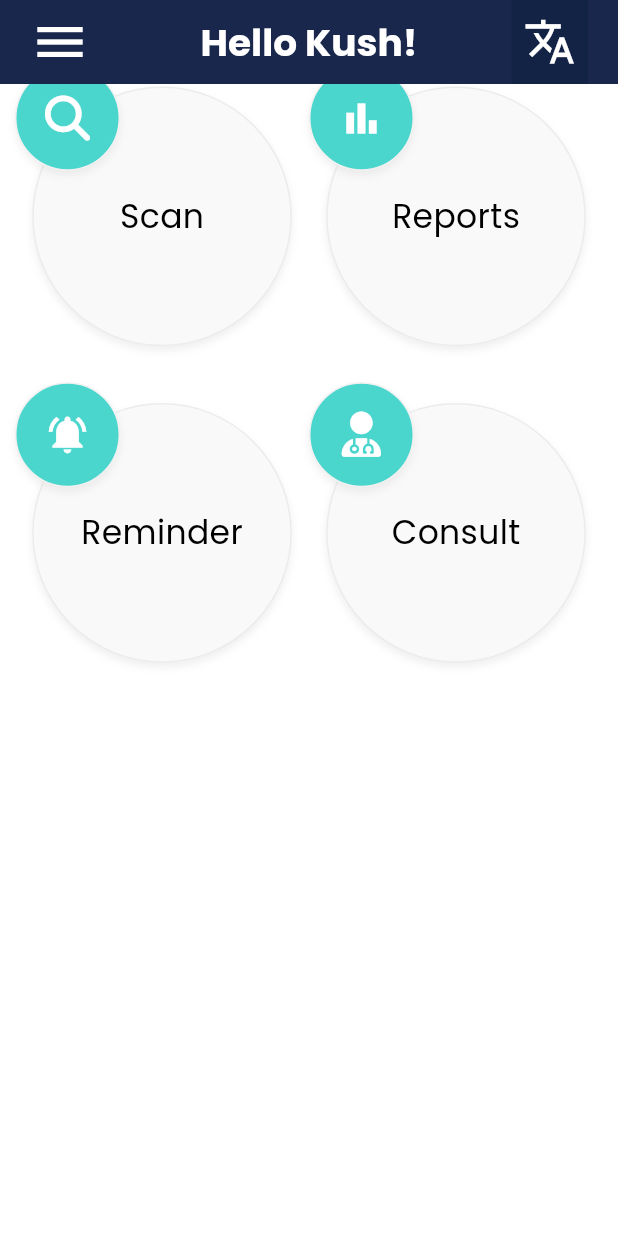
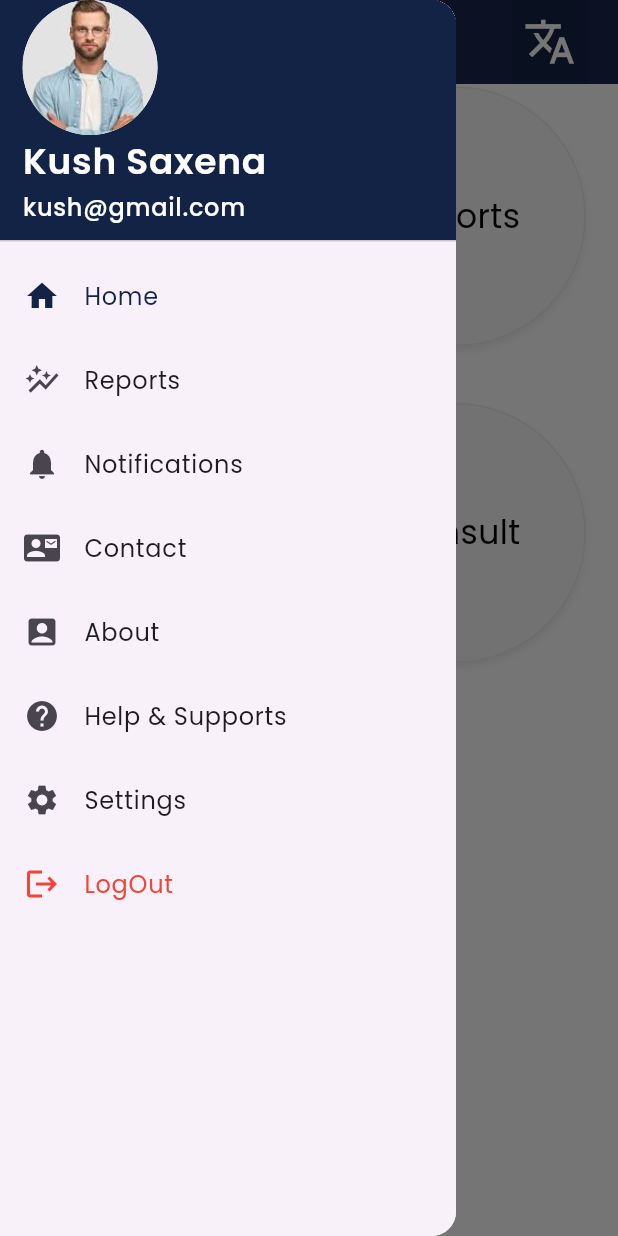
Before and after one commit to Kushagr789/DermAid, a Flutter app: the screen it shows after launch, scrolled down 576 dp, after a tap on the "menu" icon, on a phone screen of 412 x 824 dp. Run offline on Flutter 3.47's test engine with Material 3 defaults, Android fonts, the phone set to English and light mode, and no system bars; our stand-ins replace camera, carousel_slider, dots_indicator, easy_date_timeline, firebase_auth, firebase_core and 7 more; missing offline and left inert: dart:ffi, mongo_dart; accounts and stored records are empty; network calls fail.

Commit message:
Added Navigation Drawer

```diff
--- a/lib/Screens/Dashboard.dart
+++ b/lib/Screens/Dashboard.dart
@@ -21,7 +21,9 @@ class _DashboardState extends State<Dashboard> {
   Widget build(BuildContext context) {
     final size=MediaQuery.of(context).size;
     return Scaffold(
-      //drawer: Drawer(child: DrawerWidget()),
+      drawer: Drawer(
+        child: DrawerWidget()
+      ),
       body: CustomScrollView(
         slivers: [
           SliverAppBar(
@@ -187,11 +189,7 @@ class _DashboardState extends State<Dashboard> {
                           }
                       ),
                     ),
-                    ElevatedButton(onPressed: (){
-                      AuthServices().logOut();
-                      Login_shared_preference().logout();
-                      Navigator.pushReplacement(context, MaterialPageRoute(builder: (context)=>LogIn()));
-                    }, child: Text("logout"))
+
                   ],
                 ),
               ),
--- a/lib/Widgets/Drawer.dart
+++ b/lib/Widgets/Drawer.dart
@@ -1,29 +1,106 @@
 import 'package:flutter/material.dart';
 
-class DrawerWidget extends StatelessWidget {
+import '../Screens/LogIn.dart';
+import '../Services/auth.dart';
+import '../Services/shared_preference.dart';
+
+class DrawerWidget extends StatefulWidget {
   const DrawerWidget({super.key});
 
+  @override
+  State<DrawerWidget> createState() => _DrawerWidgetState();
+}
+
+class _DrawerWidgetState extends State<DrawerWidget> {
   @override
   Widget build(BuildContext context) {
     return  Drawer(
       child: ListView(
         padding: EdgeInsets.zero,
         children: [
-          DrawerHeader(child: Text("header")),
+          DrawerHeader(
+            decoration: BoxDecoration(
+              color: Color.fromRGBO(19, 35, 70, 1)
+            ),
+            padding: EdgeInsets.zero,
+            child: Container(
+              width: double.infinity,
+              height: double.infinity,
+              padding: EdgeInsets.symmetric(horizontal: 15),
+              child: Column(
+                crossAxisAlignment: CrossAxisAlignment.start,
+                children: [
+                  CircleAvatar(
+                    radius: 45,
+                    backgroundColor: Colors.white,
+                    backgroundImage: AssetImage('assets/images/download (7).jpg',),
+                  ),
+                  Text('Kush Saxena',style: TextStyle(color: Colors.white,fontSize: 24,fontWeight: FontWeight.w600),),
+                  Text('kush@gmail.com',style: TextStyle(color: Colors.white,fontSize: 16,fontWeight: FontWeight.w500,))
+                ],
+              ),
+            ),
+          ),
           ListTile(
-            title: const Text('Item 1'),
+            selected: true,
+            selectedColor: Color.fromRGBO(19, 35, 70, 1),
+            leading: Icon(Icons.home),
+            title: Text("Home"),
             onTap: () {
-              // Update the state of the app.
-              // ...
+              Navigator.pop(context);
             },
           ),
           ListTile(
-            title: const Text('Item 2'),
+            leading: Icon(Icons.auto_graph),
+            title: Text("Reports"),
             onTap: () {
-              // Update the state of the app.
-              // ...
+              Navigator.pop(context);
             },
           ),
+          ListTile(
+            leading: Icon(Icons.notifications),
+            title: Text("Notifications"),
+            onTap: () {
+              Navigator.pop(context);
+            },
+          ),
+          ListTile(
+            leading: Icon(Icons.contact_mail),
+            title: Text("Contact"),
+            onTap: () {
+              Navigator.pop(context);
+            },
+          ),
+          ListTile(
+            leading: Icon(Icons.account_box),
+            title: Text("About"),
+            onTap: () {
+              Navigator.pop(context);
+            },
+          ),
+          ListTile(
+            leading: Icon(Icons.help),
+            title: Text("Help & Supports"),
+            onTap: () {
+              Navigator.pop(context);
+            },
+          ),
+          ListTile(
+            leading: Icon(Icons.settings),
+            title: Text("Settings"),
+            onTap: () {
+              Navigator.pop(context);
+            },
+          ),
+          ListTile(
+            leading: Icon(Icons.logout,color: Colors.red,),
+            title: Text("LogOut",style: TextStyle(color: Colors.red),),
+            onTap: () {
+              AuthServices().logOut();
+              Login_shared_preference().logout();
+              Navigator.pushReplacement(context, MaterialPageRoute(builder: (context)=>LogIn()));
+            },
+          )
         ],
       ),
     );
--- a/lib/main.dart
+++ b/lib/main.dart
@@ -10,8 +10,8 @@ import 'package:google_fonts/google_fonts.dart';
 
 void main() async{
   WidgetsFlutterBinding.ensureInitialized();
-  await Firebase.initializeApp(options: FirebaseOptions(apiKey: 'AIzaSyAg30b_DCn3QxdZWHkazgnnbzCUGBAlR5Y', appId: '1:534527630882:android:cfc813bd2337fa9729747b', messagingSenderId: '534527630882', projectId: 'dermaid-67a70'));
-  await MongoDatabase.connect();
+  //await Firebase.initializeApp(options: FirebaseOptions(apiKey: 'AIzaSyAg30b_DCn3QxdZWHkazgnnbzCUGBAlR5Y', appId: '1:534527630882:android:cfc813bd2337fa9729747b', messagingSenderId: '534527630882', projectId: 'dermaid-67a70'));
+  //await MongoDatabase.connect();
   SystemChrome.setPreferredOrientations(
     [
       DeviceOrientation.portraitUp
```
Also changed, not shown: lib/Screens/DoctorSearch.dart (+14 -2 lines), assets/images/download (7).jpg (added).
